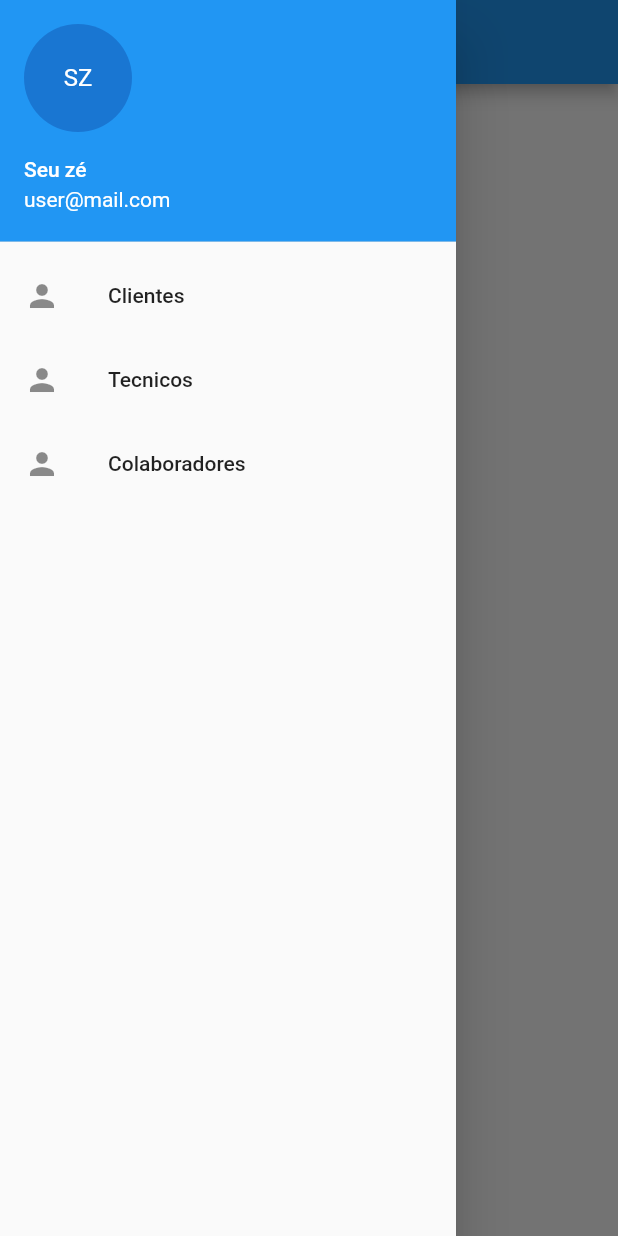
After one commit to MarcioJCarvalho/os_manager, a Flutter app: the screen it shows after launch, with the side drawer open, on a phone screen of 412 x 824 dp. The commit adds this screen. Run offline on Flutter 3.47's test engine with Material 2 defaults, Android fonts, the phone set to English and light mode, and no system bars; our stand-ins replace animated_splash_screen, lottie.

Commit message:
correção na versão do android

```diff
--- a/lib/app.dart
+++ b/lib/app.dart
@@ -10,7 +10,7 @@ import 'package:os_manager/pages/splash.dart';
 import 'package:os_manager/pages/tecnico/lista.dart';
 
 class App extends StatelessWidget {
-  const App({super.key});
+  const App({Key? key}) : super(key: key);
 
   @override
   Widget build(BuildContext context) {
--- /dev/null
+++ b/lib/menu.dart
@@ -0,0 +1,47 @@
+import 'package:flutter/material.dart';
+import 'package:os_manager/rotas.dart';
+
+class Menu extends StatelessWidget {
+  const Menu({Key? key}) : super(key: key);
+  @override
+  Widget build(BuildContext context) {
+    return Drawer(
+      child: ListView(
+        padding: EdgeInsets.zero,
+        children: <Widget>[
+          UserAccountsDrawerHeader(
+            accountEmail: Text("user@mail.com"),
+            accountName: Text("Seu zé"),
+            currentAccountPicture: CircleAvatar(
+              child: Text("SZ"),
+            ),
+          ),
+          ListTile(
+            leading: Icon(Icons.person),
+            title: Text("Clientes"),
+            onTap: () {
+              Navigator.pushNamed(context, Rotas.CLIENTE_LISTA);
+              //Navegar para outra página
+            },
+          ),
+          ListTile(
+            leading: Icon(Icons.person),
+            title: Text("Tecnicos"),
+            onTap: () {
+              Navigator.pushNamed(context, Rotas.TECNICO_LISTA);
+              //Navegar para outra página
+            },
+          ),
+          ListTile(
+            leading: Icon(Icons.person),
+            title: Text("Colaboradores"),
+            onTap: () {
+              Navigator.pushNamed(context, Rotas.COLABORADOR_LISTA);
+              //Navegar para outra página
+            },
+          ),
+        ],
+      ),
+    );
+  }
+}
--- a/lib/pages/cliente/lista.dart
+++ b/lib/pages/cliente/lista.dart
@@ -1,7 +1,7 @@
 import 'package:flutter/material.dart';
 
 class ClienteLista extends StatelessWidget{
-  const ClienteLista({super.key});
+  const ClienteLista({Key? key}) : super(key: key);
   @override
   Widget build(BuildContext context) {
     return Scaffold(
--- a/lib/pages/colaborador/lista.dart
+++ b/lib/pages/colaborador/lista.dart
@@ -1,7 +1,7 @@
 import 'package:flutter/material.dart';
 
 class ColaboradorLista extends StatelessWidget {
-  const ColaboradorLista({super.key});
+  const ColaboradorLista({Key? key}) : super(key: key);
   @override
   Widget build(BuildContext context) {
     return Scaffold(
--- a/lib/pages/equipamento/lista.dart
+++ b/lib/pages/equipamento/lista.dart
@@ -1,7 +1,7 @@
 import 'package:flutter/material.dart';
 
 class EquipamentoLista extends StatelessWidget {
-  const EquipamentoLista({super.key});
+  const EquipamentoLista({Key? key}) : super(key: key);
   @override
   Widget build(BuildContext context) {
     return Scaffold(
--- a/lib/pages/home.dart
+++ b/lib/pages/home.dart
@@ -1,53 +1,19 @@
-// context é a estrutura da pilha
 import 'package:flutter/material.dart';
-import 'package:os_manager/rotas.dart';
+import 'package:os_manager/menu.dart';
 
 class Home extends StatelessWidget {
-  const Home({super.key});
+  const Home({Key? key}) : super(key: key);
   @override
   Widget build(BuildContext context) {
-    return Scaffold(
-      appBar: AppBar(
-        title: const Text('Home'),
-      ),
-      drawer: Drawer(
-        child: ListView(
-          padding: EdgeInsets.zero,
-          children: <Widget>[
-            UserAccountsDrawerHeader(
-              accountEmail: Text("user@mail.com"),
-              accountName: Text("Seu zé"),
-              currentAccountPicture: CircleAvatar(
-                child: Text("SZ"),
-              ),
-            ),
-            ListTile(
-              leading: Icon(Icons.person),
-              title: Text("Clientes"),
-              onTap: () {
-                Navigator.pushNamed(context, Rotas.CLIENTE_LISTA);
-                //Navegar para outra página
-              },
-            ),
-            ListTile(
-              leading: Icon(Icons.person),
-              title: Text("Tecnicos"),
-              onTap: () {
-                Navigator.pushNamed(context, Rotas.TECNICO_LISTA);
-                //Navegar para outra página
-              },
-            ),
-            ListTile(
-              leading: Icon(Icons.person),
-              title: Text("Colaboradores"),
-              onTap: () {
-                Navigator.pushNamed(context, Rotas.COLABORADOR_LISTA);
-                //Navegar para outra página
-              },
-            ),
-          ],
+    return LayoutBuilder(builder: (context, constraints) {
+      final bool isMobile = constraints.maxHeight < 600;
+      return Scaffold(
+        appBar: AppBar(
+          automaticallyImplyLeading: false,
+          title: const Text('Home'),
         ),
-      ),
-    );
+        drawer: const Menu(),
+      );
+    });
   }
 }
--- a/lib/pages/login.dart
+++ b/lib/pages/login.dart
@@ -2,7 +2,7 @@ import 'package:flutter/material.dart';
 import 'package:os_manager/rotas.dart';
 
 class Login extends StatelessWidget {
-  const Login({super.key});
+  const Login({Key? key}) : super(key: key);
   @override
   Widget build(BuildContext context) {
     return Scaffold(
--- a/lib/pages/ocorrencia/lista.dart
+++ b/lib/pages/ocorrencia/lista.dart
@@ -1,7 +1,7 @@
 import 'package:flutter/material.dart';
 
 class OcorrenciaLista extends StatelessWidget {
-  const OcorrenciaLista({super.key});
+  const OcorrenciaLista({Key? key}) : super(key: key);
   @override
   Widget build(BuildContext context) {
     return Scaffold(
--- a/lib/pages/os/lista.dart
+++ b/lib/pages/os/lista.dart
@@ -1,7 +1,7 @@
 import 'package:flutter/material.dart';
 
 class OsLista extends StatelessWidget {
-  const OsLista({super.key});
+  const OsLista({Key? key}) : super(key: key);
   @override
   Widget build(BuildContext context) {
     return Scaffold(
--- a/lib/pages/tecnico/lista.dart
+++ b/lib/pages/tecnico/lista.dart
@@ -1,7 +1,7 @@
 import 'package:flutter/material.dart';
 
 class TecnicoLista extends StatelessWidget {
-  const TecnicoLista({super.key});
+  const TecnicoLista({Key? key}) : super(key: key);
   @override
   Widget build(BuildContext context) {
     return Scaffold(
```
Also changed, not shown: lib/pages/splash.dart (+3 -14 lines), lib/utils/colors.dart (added, +13 -0 lines), pubspec.yaml (+7 -10 lines), pubspec.lock, 57 other files.
